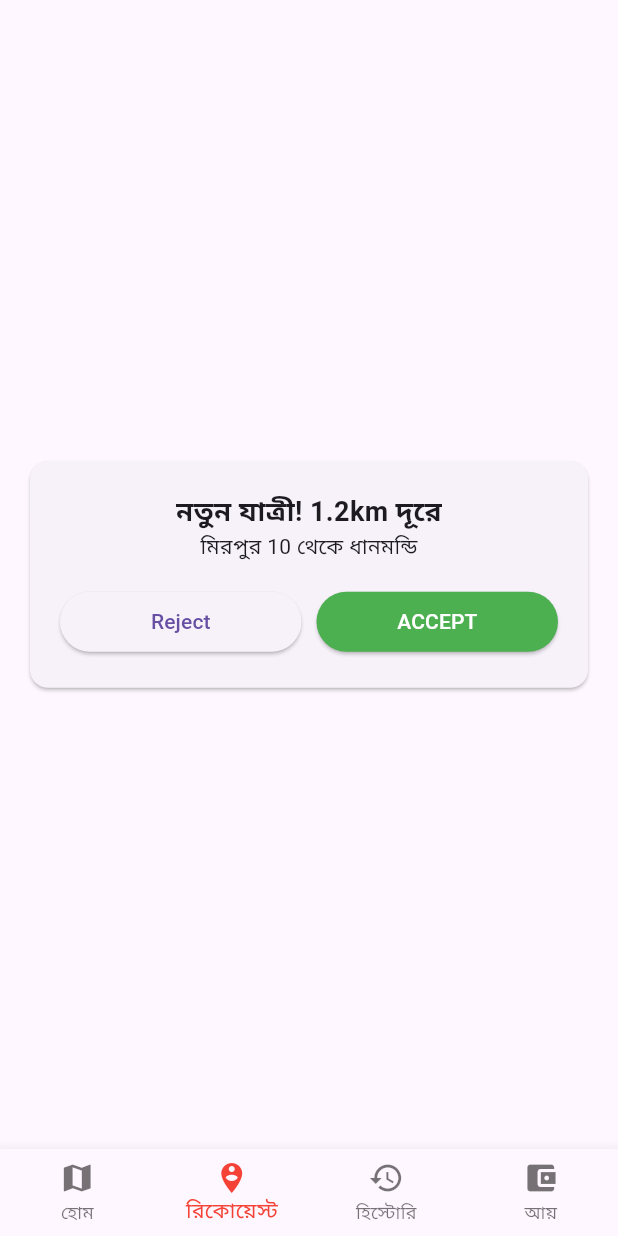
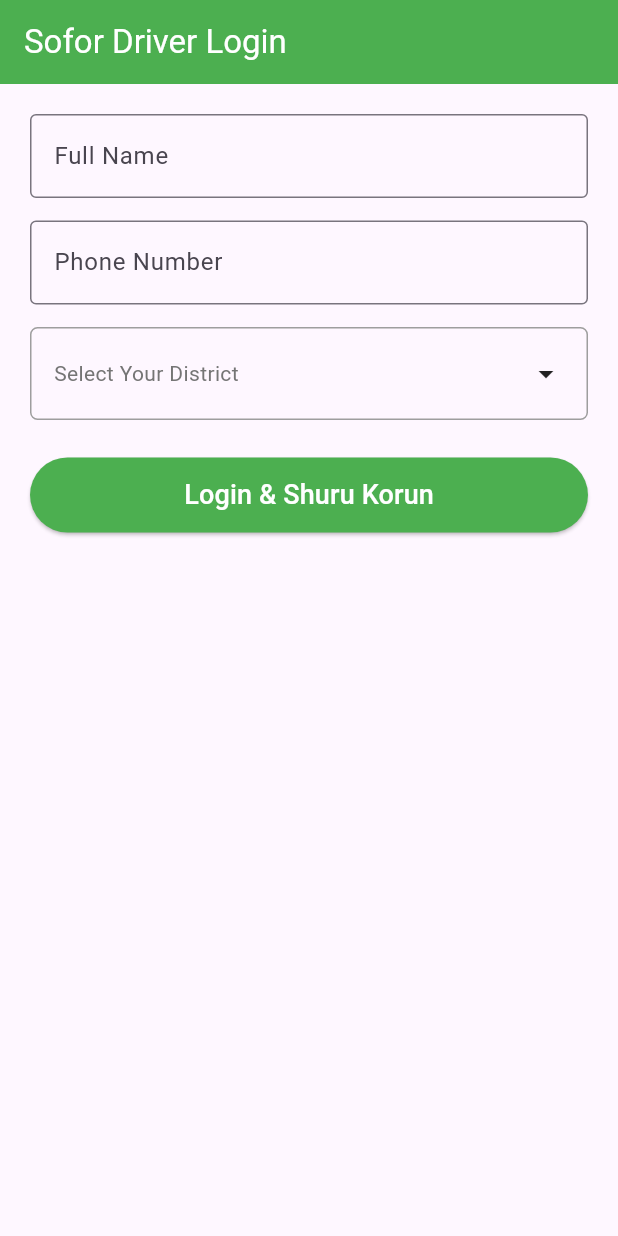
Before and after one commit to hridoy978121-a11y/sofor_driver, a Flutter app: the screen it shows after launch, on a phone screen of 412 x 824 dp. Run offline on Flutter 3.47's test engine with Material 3 defaults, Android fonts, the phone set to English and light mode, and no system bars; our stand-ins replace cloud_firestore, firebase_auth, firebase_core, flutter_tts, geolocator, google_maps_flutter and 2 more; accounts and stored records are empty.

Commit message:
Final Login: Full Name, District search, +880 fix done

```diff
--- a/lib/main.dart
+++ b/lib/main.dart
@@ -1,8 +1,11 @@
 import 'package:flutter/material.dart';
 import 'package:provider/provider.dart';
 import 'package:firebase_core/firebase_core.dart';
+import 'package:shared_preferences/shared_preferences.dart';
 import 'providers/driver_provider.dart';
+import 'providers/earning_provider.dart';
 import 'screens/driver_home.dart';
+import 'screens/driver_login_screen.dart';
 import 'firebase_options.dart';
 
 void main() async {
@@ -13,11 +16,39 @@ void main() async {
 
 class SoforDriverApp extends StatelessWidget {
   const SoforDriverApp({super.key});
+
+  Future<bool> checkLogin() async {
+    final prefs = await SharedPreferences.getInstance();
+    return prefs.getBool('is_logged_in') ?? false;
+  }
+
   @override
   Widget build(BuildContext context) {
-    return ChangeNotifierProvider(
-      create: (_) => DriverProvider(),
-      child: const MaterialApp(debugShowCheckedModeBanner: false, home: DriverHome()),
+    return MultiProvider(
+      providers: [
+        ChangeNotifierProvider(create: (_) => DriverProvider()),
+        ChangeNotifierProvider(create: (_) => EarningProvider()),
+      ],
+      child: MaterialApp(
+        debugShowCheckedModeBanner: false,
+        home: FutureBuilder<bool>(
+          future: checkLogin(),
+          builder: (context, snapshot) {
+            if (snapshot.connectionState == ConnectionState.waiting) {
+              return const Scaffold(body: Center(child: CircularProgressIndicator()));
+            }
+            if (snapshot.data == true) {
+              return const DriverHome();
+            } else {
+              return const DriverLoginScreen();
+            }
+          },
+        ),
+        routes: {
+          '/login': (context) => const DriverLoginScreen(),
+          '/home': (context) => const DriverHome(),
+        },
+      ),
     );
   }
 }
--- /dev/null
+++ b/lib/providers/earning_provider.dart
@@ -0,0 +1,14 @@
+import 'package:flutter/material.dart';
+
+class EarningProvider with ChangeNotifier {
+  double totalEarnings = 450.0;
+  double todayEarnings = 120.0;
+  int totalTrips = 3;
+
+  void addEarning(double amount) {
+    totalEarnings += amount;
+    todayEarnings += amount;
+    totalTrips += 1;
+    notifyListeners();
+  }
+}
--- /dev/null
+++ b/lib/screens/driver_login_screen.dart
@@ -0,0 +1,181 @@
+import 'package:flutter/material.dart';
+import 'package:shared_preferences/shared_preferences.dart';
+import 'driver_home.dart';
+
+class DriverLoginScreen extends StatefulWidget {
+  const DriverLoginScreen({super.key});
+  @override
+  State<DriverLoginScreen> createState() => _DriverLoginScreenState();
+}
+
+class _DriverLoginScreenState extends State<DriverLoginScreen> {
+  final nameController = TextEditingController();
+  final phoneController = TextEditingController();
+  String? selectedZila;
+
+  final List<String> allZilas = [
+    "Bagerhat", "Bandarban", "Barguna", "Barishal", "Bhola", "Bogura", "Brahmanbaria", "Chandpur",
+    "Chattogram", "Chuadanga", "Cox's Bazar", "Cumilla", "Dhaka", "Dinajpur", "Faridpur", "Feni",
+    "Gaibandha", "Gazipur", "Gopalganj", "Habiganj", "Jamalpur", "Jashore", "Jhalokati", "Jhenaidah",
+    "Joypurhat", "Khagrachhari", "Khulna", "Kishoreganj", "Kurigram", "Kushtia", "Lakshmipur", "Lalmonirhat",
+    "Madaripur", "Magura", "Manikganj", "Meherpur", "Moulvibazar", "Munshiganj", "Mymensingh", "Naogaon",
+    "Narail", "Narayanganj", "Narsingdi", "Natore", "Netrokona", "Nilphamari", "Noakhali", "Pabna",
+    "Panchagarh", "Patuakhali", "Pirojpur", "Rajbari", "Rajshahi", "Rangamati", "Rangpur", "Satkhira",
+    "Shariatpur", "Sherpur", "Sirajganj", "Sunamganj", "Sylhet", "Tangail", "Thakurgaon"
+  ];
+
+  Future<void> openZilaPicker() async {
+    List<String> filtered = List.from(allZilas);
+    await showDialog(
+      context: context,
+      builder: (context) {
+        return StatefulBuilder(
+          builder: (context, setDialogState) {
+            return AlertDialog(
+              title: const Text("Select Your District"),
+              content: SizedBox(
+                width: double.maxFinite,
+                height: 400,
+                child: Column(
+                  children: [
+                    TextField(
+                      autofocus: true,
+                      decoration: InputDecoration(
+                        hintText: "Search District... ex: Dhaka",
+                        prefixIcon: const Icon(Icons.search),
+                        border: OutlineInputBorder(borderRadius: BorderRadius.circular(10)),
+                      ),
+                      onChanged: (value) {
+                        setDialogState(() {
+                          filtered = allZilas.where((z) => z.toLowerCase().contains(value.toLowerCase())).toList();
+                        });
+                      },
+                    ),
+                    const SizedBox(height: 10),
+                    Expanded(
+                      child: filtered.isEmpty
+                     ? const Center(child: Text("No District Found"))
+                      : ListView.builder(
+                        itemCount: filtered.length,
+                        itemBuilder: (context, index) {
+                          return ListTile(
+                            title: Text(filtered[index]),
+                            onTap: () {
+                              setState(() => selectedZila = filtered[index]);
+                              Navigator.pop(context);
+                            },
+                          );
+                        },
+                      ),
+                    ),
+                  ],
+                ),
+              ),
+            );
+          },
+        );
+      },
+    );
+  }
+
+  Future<void> login() async {
+    if (nameController.text.trim().isEmpty) {
+      ScaffoldMessenger.of(context).showSnackBar(const SnackBar(content: Text("Full Name Likhen")));
+      return;
+    }
+
+    String raw = phoneController.text.trim().replaceAll(RegExp(r'[^0-9]'), '');
+    if (raw.startsWith('0')) raw = raw.substring(1);
+
+    if (raw.length!= 10) {
+      ScaffoldMessenger.of(context).showSnackBar(const SnackBar(content: Text("Sothik 11 digit number den")));
+      return;
+    }
+    if (selectedZila == null) {
+      ScaffoldMessenger.of(context).showSnackBar(const SnackBar(content: Text("Select Your District")));
+      return;
+    }
+
+    String fullNumber = "+880$raw";
+
+    final prefs = await SharedPreferences.getInstance();
+    await prefs.setString('driver_name', nameController.text.trim());
+    await prefs.setString('driver_phone', fullNumber);
+    await prefs.setString('driver_zila', selectedZila!);
+    await prefs.setBool('is_logged_in', true);
+
+    if (mounted) {
+      Navigator.pushReplacement(context, MaterialPageRoute(builder: (_) => const DriverHome()));
+    }
+  }
+
+  @override
+  void dispose() {
+    nameController.dispose();
+    phoneController.dispose();
+    super.dispose();
+  }
+
+  @override
+  Widget build(BuildContext context) {
+    return Scaffold(
+      appBar: AppBar(title: const Text("Sofor Driver Login"), backgroundColor: Colors.green, foregroundColor: Colors.white),
+      body: Padding(
+        padding: const EdgeInsets.all(20),
+        child: Column(
+          children: [
+            TextField(
+              controller: nameController,
+              decoration: const InputDecoration(labelText: "Full Name", border: OutlineInputBorder())
+            ),
+            const SizedBox(height: 15),
+            TextField(
+              controller: phoneController,
+              keyboardType: TextInputType.phone,
+              maxLength: 11,
+              decoration: const InputDecoration(
+                labelText: "Phone Number",
+                hintText: "1712345678",
+                prefixText: "+880 ",
+                prefixStyle: TextStyle(color: Colors.black, fontWeight: FontWeight.bold, fontSize: 16),
+                border: OutlineInputBorder(),
+                counterText: "",
+              ),
+              onChanged: (val){
+                if(val.startsWith('0')){
+                  phoneController.text = val.substring(1);
+                  phoneController.selection = TextSelection.fromPosition(TextPosition(offset: phoneController.text.length));
+                }
+              },
+            ),
+            const SizedBox(height: 15),
+            InkWell(
+              onTap: openZilaPicker,
+              child: Container(
+                padding: const EdgeInsets.symmetric(horizontal: 15, vertical: 18),
+                decoration: BoxDecoration(border: Border.all(color: Colors.grey), borderRadius: BorderRadius.circular(5)),
+                child: Row(
+                  mainAxisAlignment: MainAxisAlignment.spaceBetween,
+                  children: [
+                    Text(selectedZila?? "Select Your District", style: TextStyle(color: selectedZila == null? Colors.grey[600] : Colors.black)),
+                    const Icon(Icons.arrow_drop_down),
+                  ],
+                ),
+              ),
+            ),
+            const SizedBox(height: 25),
+            SizedBox(
+              width: double.infinity,
+              height: 50,
+              child: ElevatedButton(
+                style: ElevatedButton.styleFrom(backgroundColor: Colors.green),
+                onPressed: login,
+                child: const Text("Login & Shuru Korun", style: TextStyle(color: Colors.white, fontSize: 18)),
+              ),
+            )
+          ],
+        ),
+      ),
+    );
+  }
+}
--- a/pubspec.yaml
+++ b/pubspec.yaml
@@ -10,7 +10,7 @@ dependencies:
   flutter:
     sdk: flutter
   cupertino_icons: ^1.0.2
-  provider: ^6.1.1
+  provider: ^6.1.2
   flutter_map: ^7.0.2
   latlong2: ^0.9.1
   geolocator: ^10.1.0
@@ -22,6 +22,7 @@ dependencies:
   cloud_firestore: ^4.17.0
   firebase_auth: ^4.19.0
   google_maps_flutter: ^2.8.0
+  shared_preferences: ^2.5.3
 
 dev_dependencies:
   flutter_test:
```
Also changed, not shown: lib/screens/earning_screen.dart (added, +48 -0 lines), lib/screens/trip/rating_screen.dart (+6 -1 lines), pubspec.lock, 1 other file.
